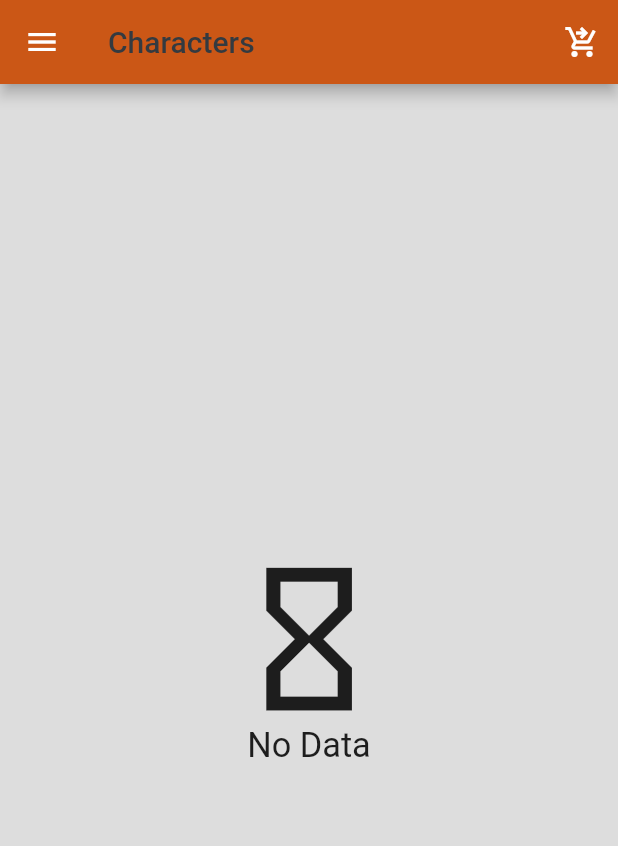
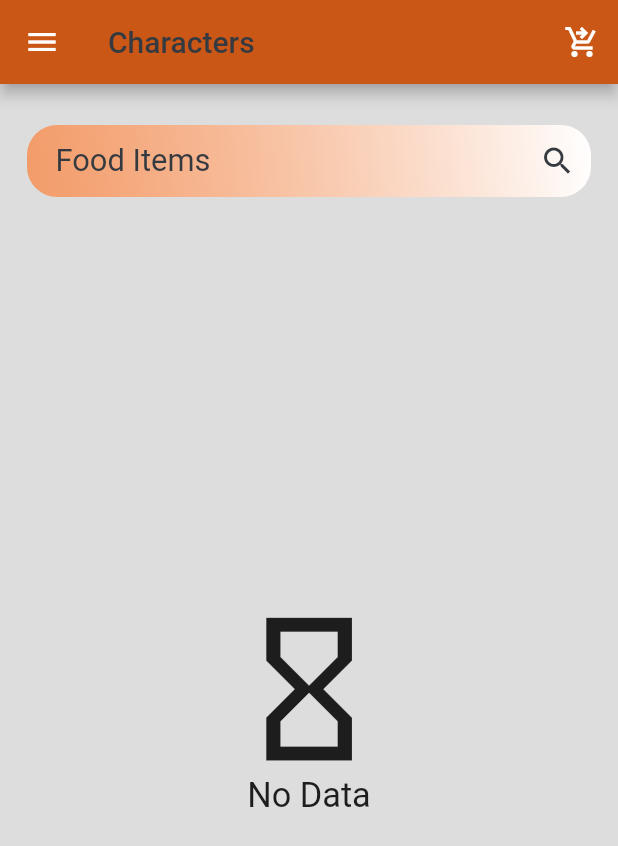
Before and after one commit to Abdghali/restorant_responsive_app, a Flutter app: the screen it shows after launch, on a phone screen of 412 x 824 dp. Shown: the top 846 px of the screen. Run offline on Flutter 3.47's test engine with Material 2 defaults, Android fonts, the phone set to English and light mode, and no system bars; drawn by our look-alikes of auto_size_text; our stand-ins replace awesome_dialog, carousel_slider, cloud_firestore, email_validator, firebase_core, flutter_offline and 5 more; accounts and stored records are empty.

Commit message:
add serch field to Home and favourite mobile pages

```diff
--- a/lib/business_logic/favorite_page_controller.dart
+++ b/lib/business_logic/favorite_page_controller.dart
@@ -96,8 +96,7 @@ class FavoritePageController extends BaseController {
 
   Widget buildSearchField() {
     return Container(
-      width: 120.w,
-      padding: const EdgeInsets.symmetric(horizontal: 20),
+      padding: const EdgeInsets.symmetric(horizontal: 10),
       decoration: BoxDecoration(
         borderRadius: BorderRadius.circular(20),
         gradient: LinearGradient(
--- a/lib/business_logic/home_page_controller copy 2.dart
+++ b/lib/business_logic/home_page_controller copy 2.dart
@@ -80,8 +80,7 @@ class HomePageController extends BaseController {
 
   Widget buildSearchField() {
     return Container(
-      width: 120.w,
-      padding: const EdgeInsets.symmetric(horizontal: 20),
+      padding: const EdgeInsets.symmetric(horizontal: 10),
       decoration: BoxDecoration(
         borderRadius: BorderRadius.circular(20),
         gradient: LinearGradient(
--- a/lib/presentation/home/home_mobile_page.dart
+++ b/lib/presentation/home/home_mobile_page.dart
@@ -33,23 +33,45 @@ class HomeMobilePage extends StatelessWidget {
                 margin: EdgeInsets.all(10),
                 width: double.infinity,
                 height: ScreenUtil().screenHeight,
-                child: Obx(() => Visibility(
+                child: Obx(() => Column(
+                      children: [
+                        Expanded(
+                            flex: 1,
+                            child: Center(
+                              child: homePageController.buildSearchField(),
+                            )),
+                        Expanded(
+                          flex: 10,
+                          child: Visibility(
                             replacement: const EmptyList(),
-                      visible: homePageController.listOfFoodItem.length > 0,
+                            visible: homePageController.isSearching.value
+                                ? homePageController
+                                    .searchListOfFoodItem.isNotEmpty
+                                : homePageController.listOfFoodItem.isNotEmpty,
                             child: GridView.builder(
-                        itemCount: homePageController.listOfFoodItem.length,
+                              itemCount: homePageController.isSearching.value
+                                  ? homePageController
+                                      .searchListOfFoodItem.length
+                                  : homePageController.listOfFoodItem.length,
                               gridDelegate:
                                   const SliverGridDelegateWithFixedCrossAxisCount(
-                                crossAxisCount: 3),
+                                      crossAxisCount: 2),
                               itemBuilder: (context, index) {
                                 return MyBox(
                                   child: FoodItemCard(
                                     foodItem:
-                                  homePageController.listOfFoodItem[index],
+                                        homePageController.isSearching.value
+                                            ? homePageController
+                                                .searchListOfFoodItem[index]
+                                            : homePageController
+                                                .listOfFoodItem[index],
                                   ),
                                 );
                               },
                             ),
+                          ),
+                        ),
+                      ],
                     )),
               ),
             ),
```
Also changed, not shown: lib/presentation/favourite/favourite_mobile_page.dart (+28 -6 lines), lib/presentation/favourite/favourite_tablet_page.dart (+28 -6 lines), lib/presentation/home/home_tablet_page.dart (+26 -5 lines), 1 other file. Lines whose indentation alone changed are shown as unchanged.
